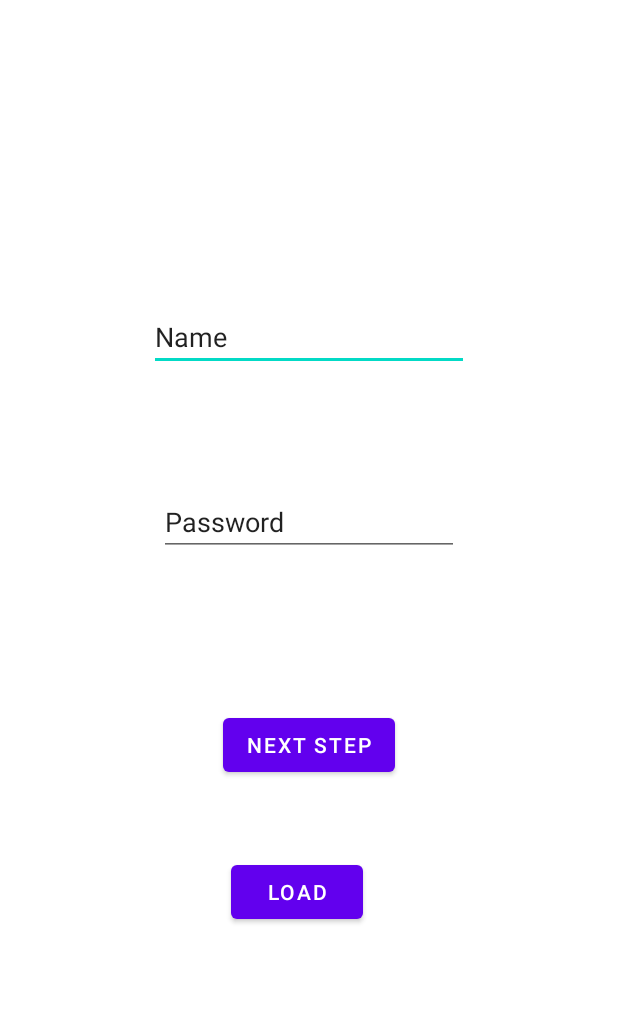
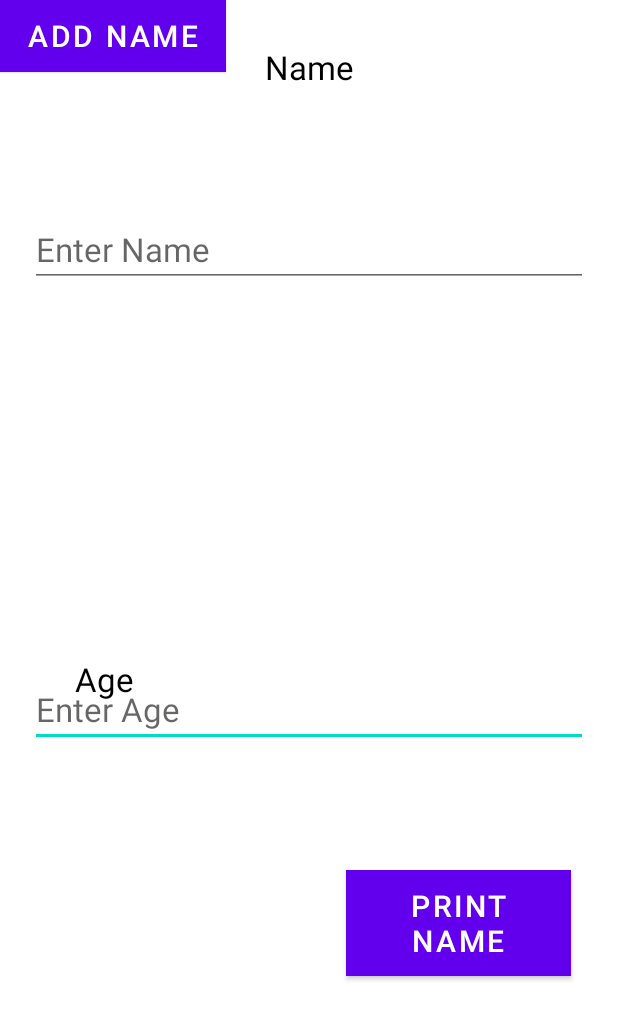
Before and after one commit to FranzGuanaco/Wheeler, an Android app: the Login screen opened directly, with no data from a screen before it, on a phone screen of 412 x 824 dp. Shown: the top 1020 px of the screen. Run offline under Robolectric (Android 15) with nearby library versions, the phone set to English and light mode, and no system bars.

Commit message:
login sqlite demo

```diff
--- a/app/src/main/AndroidManifest.xml
+++ b/app/src/main/AndroidManifest.xml
@@ -3,6 +3,7 @@
     xmlns:tools="http://schemas.android.com/tools"
     package="com.example.draft" >
 <uses-permission android:name="android.permission.INTERNET"></uses-permission>
+    <uses-permission android:name="android.permission.READ_EXTERNAL_STORAGE" />
     <application
         android:allowBackup="true"
         android:dataExtractionRules="@xml/data_extraction_rules"
@@ -33,6 +34,7 @@
                 <category android:name="android.intent.category.LAUNCHER" />
             </intent-filter>
         </activity>
+
     </application>
 
 </manifest>
--- /dev/null
+++ b/app/src/main/java/com/order/DBHelper.kt
@@ -0,0 +1,4 @@
+package com.order
+
+class DBHelper {
+}
--- a/app/src/main/java/com/order/Login.kt
+++ b/app/src/main/java/com/order/Login.kt
@@ -1,5 +1,6 @@
 package com.order
 
+import android.annotation.SuppressLint
 import android.content.Context
 import android.content.Intent
 import android.content.SharedPreferences
@@ -7,7 +8,9 @@ import android.os.Bundle
 import android.widget.Button
 import android.widget.EditText
 import android.widget.TextView
+import android.widget.Toast
 import androidx.appcompat.app.AppCompatActivity
+import androidx.core.database.getStringOrNull
 import com.example.draft.R
 
 class Login: AppCompatActivity() {
@@ -17,31 +20,66 @@ class Login: AppCompatActivity() {
         super.onCreate(savedInstanceState)
         setContentView(R.layout.classiclogin)
 
-        var password = findViewById<EditText>(R.id.Password)
-        var name = findViewById<EditText>(R.id.name)
-        var validation = findViewById<Button>(R.id.validationBt)
-        var load = findViewById<Button>(R.id.load)
+        val enterAge = findViewById<EditText>(R.id.enterAge)
+        val enterName = findViewById<EditText>(R.id.enterName)
+        val Name = findViewById<TextView>(R.id.Name)
+        val Age = findViewById<TextView>(R.id.Age)
+        val addName = findViewById<Button>(R.id.addName)
+        val printName = findViewById<Button>(R.id.printName)
 
-        val sharedPref = getSharedPreferences("mypref", Context.MODE_PRIVATE);
-        var editor = sharedPref.edit()
+        addName.setOnClickListener{
 
-       fun test(){
-            val user = name.text.toString()
-            val pass = password.text.toString()
+            // below we have created
+            // a new DBHelper class,
+            // and passed context to it
+            val db = DBHelper(this, null)
 
-            editor.apply {
-                putString("name", user)
-                putString("code", pass)
-                apply()
-            }}
+            // creating variables for values
+            // in name and age edit texts
+            val name = enterName.text.toString()
+            val age = enterAge.text.toString()
 
-        load.setOnClickListener(){
-            val user = sharedPref.getString("name", null)
-            val pass = sharedPref.getString("code", null)
+            // calling method to add
+            // name to our database
+            db.addName(name, age)
 
-            name.setText(user)
-            password.setText(pass)
+            // Toast to message on the screen
+            Toast.makeText(this, name + " added to database", Toast.LENGTH_LONG).show()
 
+            // at last, clearing edit texts
+            enterName.text.clear()
+            enterAge.text.clear()
         }
+
+        // below code is to add on  click
+        // listener to our print name button
+        printName.setOnClickListener{
+
+            // creating a DBHelper class
+            // and passing context to it
+            val db = DBHelper(this, null)
+
+            // below is the variable for cursor
+            // we have called method to get
+            // all names from our database
+            // and add to name text view
+            val cursor = db.getName()
+
+            // moving the cursor to first position and
+            // appending value in the text view
+            cursor!!.moveToFirst()
+            Name.append(cursor.getString(cursor.getColumnIndex(DBHelper.NAME_COl)) + "\n")
+            Age.append(cursor.getString(cursor.getColumnIndex(DBHelper.AGE_COL)) + "\n")
+
+            // moving our cursor to next
+            // position and appending values
+            while(cursor.moveToNext()){
+                Name.append(cursor.getString(cursor.getColumnIndex(DBHelper.NAME_COl)) + "\n")
+                Age.append(cursor.getString(cursor.getColumnIndex(DBHelper.AGE_COL)) + "\n")
+            }
+
+            // at last we close our cursor
+            cursor.close()
         }
+    }
 }
--- a/app/src/main/res/layout/classiclogin.xml
+++ b/app/src/main/res/layout/classiclogin.xml
@@ -5,47 +5,105 @@
     android:layout_width="match_parent"
     android:layout_height="match_parent">
 
+    <!-- Edit text to enter age -->
+
+    <!-- Button to add Name -->
+
     <EditText
-        android:id="@+id/Password"
-        android:layout_width="wrap_content"
+        android:id="@+id/enterAge"
+        android:layout_width="match_parent"
         android:layout_height="wrap_content"
-        android:layout_marginTop="202dp"
-        android:ems="10"
-        android:inputType="textPersonName"
-        android:text="Name"
+        android:layout_margin="20sp"
+        android:layout_marginStart="16dp"
+        android:layout_marginTop="83dp"
+        android:hint="Enter Age"
+        android:textSize="22sp"
+        app:layout_constraintStart_toStartOf="parent"
+        app:layout_constraintTop_toTopOf="@+id/Age" />
+
+    <!-- Button to print Name -->
+
+    <Button
+        android:id="@+id/addName"
+        android:layout_width="0dp"
+        android:layout_height="wrap_content"
+        android:layout_gravity="center"
+        android:layout_marginEnd="80dp"
+        android:background="#000000"
+        android:text="Add Name"
+        android:textColor="#ffffff"
+        android:textSize="20sp"
+        app:layout_constraintEnd_toStartOf="@+id/printName"
+        app:layout_constraintStart_toStartOf="parent"
+        tools:layout_editor_absoluteY="589dp" />
+
+    <Button
+        android:id="@+id/printName"
+        android:layout_width="0dp"
+        android:layout_height="wrap_content"
+        android:layout_gravity="center"
+        android:layout_marginTop="580dp"
+        android:layout_marginEnd="31dp"
+        android:background="#000000"
+        android:text="Print Name"
+        android:textColor="#ffffff"
+        android:textSize="20sp"
+        app:layout_constraintEnd_toEndOf="parent"
+        app:layout_constraintStart_toEndOf="@+id/addName"
+        app:layout_constraintTop_toTopOf="parent" />
+
+
+
+    <!-- Text view to get all name -->
+
+    <!-- Text view to get all ages -->
+
+    <TextView
+        android:id="@+id/Name"
+        android:layout_width="0dp"
+        android:layout_height="wrap_content"
+        android:layout_margin="20sp"
+        android:layout_marginStart="20dp"
+        android:layout_marginTop="127dp"
+        android:layout_marginEnd="20dp"
+        android:layout_weight="1"
+        android:padding="10sp"
+        android:text="Name\n\n"
+        android:textAlignment="center"
+        android:textColor="#000000"
+        android:textSize="22sp"
         app:layout_constraintEnd_toEndOf="parent"
         app:layout_constraintStart_toStartOf="parent"
         app:layout_constraintTop_toTopOf="parent" />
 
-    <Button
-        android:id="@+id/validationBt"
-        android:layout_width="wrap_content"
+    <EditText
+        android:id="@+id/enterName"
+        android:layout_width="match_parent"
         android:layout_height="wrap_content"
-        android:layout_marginTop="102dp"
-        android:text="Next step"
+        android:layout_margin="20sp"
+        android:hint="Enter Name"
+        android:textSize="22sp"
         app:layout_constraintEnd_toEndOf="parent"
+        app:layout_constraintHorizontal_bias="0.4"
         app:layout_constraintStart_toStartOf="parent"
-        app:layout_constraintTop_toBottomOf="@+id/name" />
+        app:layout_constraintTop_toBottomOf="@+id/Name" />
 
-    <EditText
-        android:id="@+id/name"
-        android:layout_width="200dp"
+    <TextView
+        android:id="@+id/Age"
+        android:layout_width="0dp"
         android:layout_height="wrap_content"
-        android:layout_marginTop="78dp"
-        android:text="Password"
-        app:layout_constraintEnd_toEndOf="parent"
-        app:layout_constraintStart_toStartOf="parent"
-        app:layout_constraintTop_toBottomOf="@+id/Password" />
-
-    <Button
-        android:id="@+id/load"
-        android:layout_width="wrap_content"
-        android:layout_height="wrap_content"
-        android:layout_marginStart="5dp"
-        android:layout_marginTop="50dp"
-        android:text="load"
-        app:layout_constraintStart_toStartOf="@+id/validationBt"
-        app:layout_constraintTop_toBottomOf="@+id/validationBt" />
+        android:layout_margin="20sp"
+        android:layout_marginStart="20dp"
+        android:layout_weight="1"
+        android:padding="10sp"
+        android:text="Age\n\n"
+        android:textAlignment="center"
+        android:textColor="#000000"
+        android:textSize="22sp"
+        app:layout_constraintBottom_toBottomOf="parent"
+        app:layout_constraintStart_toStartOf="@+id/enterAge"
+        app:layout_constraintTop_toTopOf="parent"
+        app:layout_constraintVertical_bias="0.598" />
 
 
 </androidx.constraintlayout.widget.ConstraintLayout>
```
